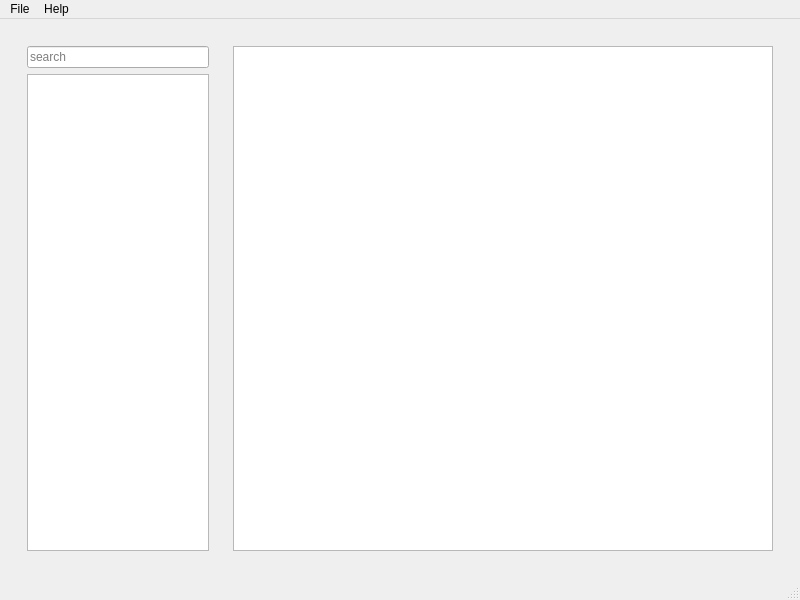
danielafriyie/gransoft_dictionary, file ui/main.ui: the form before one commit.
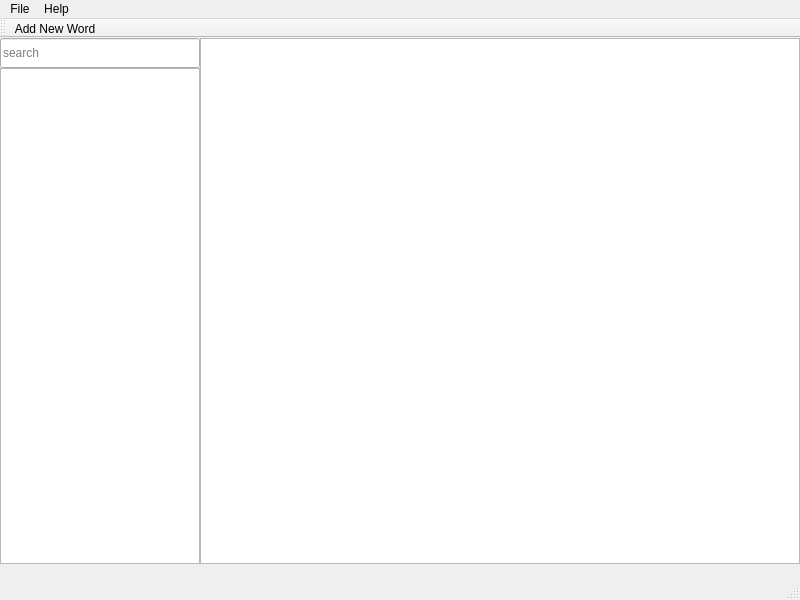
The form after the commit. Icons and pictures are not drawn.

The edit to the form file:
```diff
--- a/ui/main.ui
+++ b/ui/main.ui
@@ -2,6 +2,9 @@
 <ui version="4.0">
  <class>MainWindow</class>
  <widget class="QMainWindow" name="MainWindow">
+  <property name="enabled">
+   <bool>true</bool>
+  </property>
   <property name="geometry">
    <rect>
     <x>0</x>
@@ -17,15 +20,31 @@
    <iconset resource="../../../../../../../../home/daniel/Documents/Qt_Resources/image_icons.qrc">
     <normaloff>:/images/images/icon.png</normaloff>:/images/images/icon.png</iconset>
   </property>
+  <property name="styleSheet">
+   <string notr="true">margin: 0;
+padding: 0;</string>
+  </property>
   <widget class="QWidget" name="centralwidget">
    <property name="styleSheet">
     <string notr="true"/>
    </property>
-   <layout class="QGridLayout" name="gridLayout_4">
-    <item row="1" column="0">
-     <widget class="QWidget" name="main_widget" native="true">
       <layout class="QGridLayout" name="gridLayout_3">
-       <item row="1" column="0">
+    <property name="leftMargin">
+     <number>0</number>
+    </property>
+    <property name="topMargin">
+     <number>0</number>
+    </property>
+    <property name="rightMargin">
+     <number>0</number>
+    </property>
+    <property name="bottomMargin">
+     <number>0</number>
+    </property>
+    <property name="spacing">
+     <number>0</number>
+    </property>
+    <item row="0" column="0">
         <widget class="QWidget" name="words_widget" native="true">
          <property name="maximumSize">
           <size>
@@ -33,15 +52,44 @@
            <height>16777215</height>
           </size>
          </property>
+      <property name="styleSheet">
+       <string notr="true">margin: 0,0,0,0;
+padding: 0,0,0,0;
+spacing: 0,0,0,0;</string>
+      </property>
          <layout class="QGridLayout" name="gridLayout">
+       <property name="leftMargin">
+        <number>0</number>
+       </property>
+       <property name="topMargin">
+        <number>0</number>
+       </property>
+       <property name="rightMargin">
+        <number>0</number>
+       </property>
+       <property name="bottomMargin">
+        <number>0</number>
+       </property>
+       <property name="spacing">
+        <number>0</number>
+       </property>
           <item row="0" column="0">
            <widget class="QLineEdit" name="search_entry">
+         <property name="minimumSize">
+          <size>
+           <width>0</width>
+           <height>30</height>
+          </size>
+         </property>
             <property name="maximumSize">
              <size>
               <width>200</width>
               <height>16777215</height>
              </size>
             </property>
+         <property name="styleSheet">
+          <string notr="true"/>
+         </property>
             <property name="placeholderText">
              <string>search</string>
             </property>
@@ -60,16 +108,52 @@
          </layout>
         </widget>
        </item>
-       <item row="1" column="1">
+    <item row="0" column="1">
         <widget class="QWidget" name="definition_widget" native="true">
+      <property name="enabled">
+       <bool>true</bool>
+      </property>
+      <property name="maximumSize">
+       <size>
+        <width>16777212</width>
+        <height>16777215</height>
+       </size>
+      </property>
+      <property name="styleSheet">
+       <string notr="true">margin: 0;
+padding: 0;</string>
+      </property>
          <layout class="QGridLayout" name="gridLayout_2">
+       <property name="leftMargin">
+        <number>0</number>
+       </property>
+       <property name="topMargin">
+        <number>0</number>
+       </property>
+       <property name="rightMargin">
+        <number>0</number>
+       </property>
+       <property name="bottomMargin">
+        <number>0</number>
+       </property>
+       <property name="spacing">
+        <number>0</number>
+       </property>
           <item row="0" column="0">
-           <widget class="QListWidget" name="definition_listview"/>
+        <widget class="QListWidget" name="definition_listview">
+         <property name="styleSheet">
+          <string notr="true"/>
+         </property>
+        </widget>
           </item>
          </layout>
         </widget>
        </item>
-      </layout>
+    <item row="1" column="0">
+     <widget class="QLabel" name="entries_label">
+      <property name="text">
+       <string/>
+      </property>
      </widget>
     </item>
    </layout>
@@ -100,6 +184,18 @@
    <addaction name="menuHelp"/>
   </widget>
   <widget class="QStatusBar" name="statusbar"/>
+  <widget class="QToolBar" name="main_toolbar">
+   <property name="windowTitle">
+    <string>toolBar</string>
+   </property>
+   <attribute name="toolBarArea">
+    <enum>TopToolBarArea</enum>
+   </attribute>
+   <attribute name="toolBarBreak">
+    <bool>false</bool>
+   </attribute>
+   <addaction name="add_new_action"/>
+  </widget>
   <action name="add_new_action">
    <property name="icon">
     <iconset resource="../../../../../../../../home/daniel/Documents/Qt_Resources/image_icons.qrc">
```
Left out of the diff: 5 changed lines with no effect on the pictures. Lines whose indentation alone changed are shown as unchanged.
